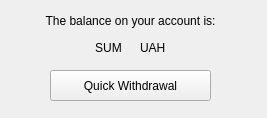
Qt form client/client/gui/widgets/balancewidget.ui (eugeniashurko/ATM) before a commit.
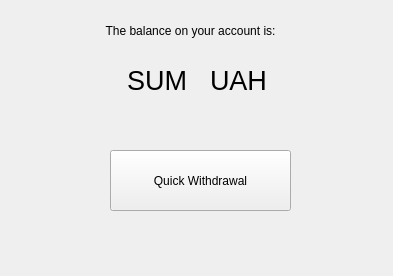
The same form after that commit.

The edit to the form file:
```diff
--- a/client/client/gui/widgets/balancewidget.ui
+++ b/client/client/gui/widgets/balancewidget.ui
@@ -6,8 +6,8 @@
    <rect>
     <x>0</x>
     <y>0</y>
-    <width>267</width>
-    <height>118</height>
+    <width>393</width>
+    <height>276</height>
    </rect>
   </property>
   <property name="windowTitle">
@@ -16,8 +16,8 @@
   <widget class="QLabel" name="balanceMessage">
    <property name="geometry">
     <rect>
-     <x>0</x>
-     <y>0</y>
+     <x>60</x>
+     <y>10</y>
      <width>261</width>
      <height>41</height>
     </rect>
@@ -32,28 +32,34 @@
   <widget class="QLabel" name="sumOnBalanceLabel">
    <property name="geometry">
     <rect>
-     <x>80</x>
-     <y>40</y>
-     <width>57</width>
-     <height>15</height>
+     <x>36</x>
+     <y>50</y>
+     <width>151</width>
+     <height>61</height>
     </rect>
    </property>
+   <property name="styleSheet">
+    <string notr="true">#sumOnBalanceLabel { font-size: 20pt; }</string>
+   </property>
    <property name="text">
     <string>SUM</string>
    </property>
    <property name="alignment">
-    <set>Qt::AlignCenter</set>
+    <set>Qt::AlignRight|Qt::AlignTrailing|Qt::AlignVCenter</set>
    </property>
   </widget>
   <widget class="QLabel" name="currencyLabel">
    <property name="geometry">
     <rect>
-     <x>140</x>
-     <y>40</y>
-     <width>57</width>
-     <height>15</height>
+     <x>210</x>
+     <y>50</y>
+     <width>121</width>
+     <height>61</height>
     </rect>
    </property>
+   <property name="styleSheet">
+    <string notr="true">#currencyLabel { font-size: 20pt; }</string>
+   </property>
    <property name="text">
     <string>UAH</string>
    </property>
@@ -61,10 +67,10 @@
   <widget class="QPushButton" name="quickWithdrawalButton">
    <property name="geometry">
     <rect>
-     <x>50</x>
-     <y>70</y>
-     <width>161</width>
-     <height>31</height>
+     <x>110</x>
+     <y>150</y>
+     <width>181</width>
+     <height>61</height>
     </rect>
    </property>
    <property name="text">
```
